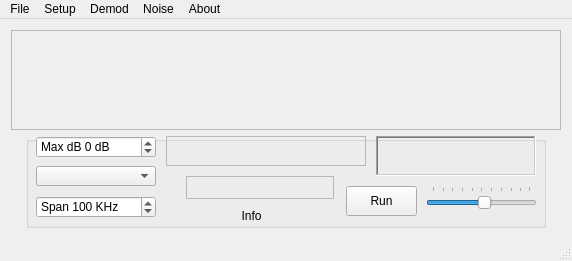
This is macforms/mainwindow.ui in rafael2k/CuteSDR as Qt 5 draws it before an edit. The edited form follows.
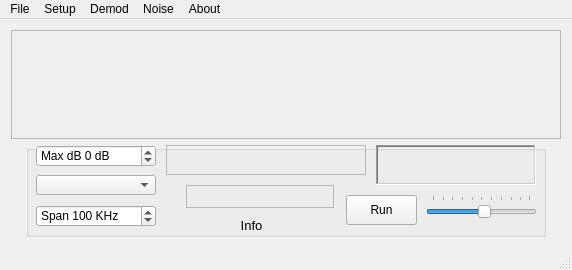
This is the edited form. Custom widgets are drawn as their Qt base class.

Patch:
```diff
--- a/macforms/mainwindow.ui
+++ b/macforms/mainwindow.ui
@@ -7,7 +7,7 @@
     <x>0</x>
     <y>0</y>
     <width>572</width>
-    <height>256</height>
+    <height>270</height>
    </rect>
   </property>
   <property name="sizePolicy">
@@ -280,6 +280,11 @@
            <height>20</height>
           </size>
          </property>
+         <property name="font">
+          <font>
+           <pointsize>10</pointsize>
+          </font>
+         </property>
          <property name="frameShape">
           <enum>QFrame::NoFrame</enum>
          </property>
```
Left out of the diff: 2 changed lines with no effect on the pictures.
